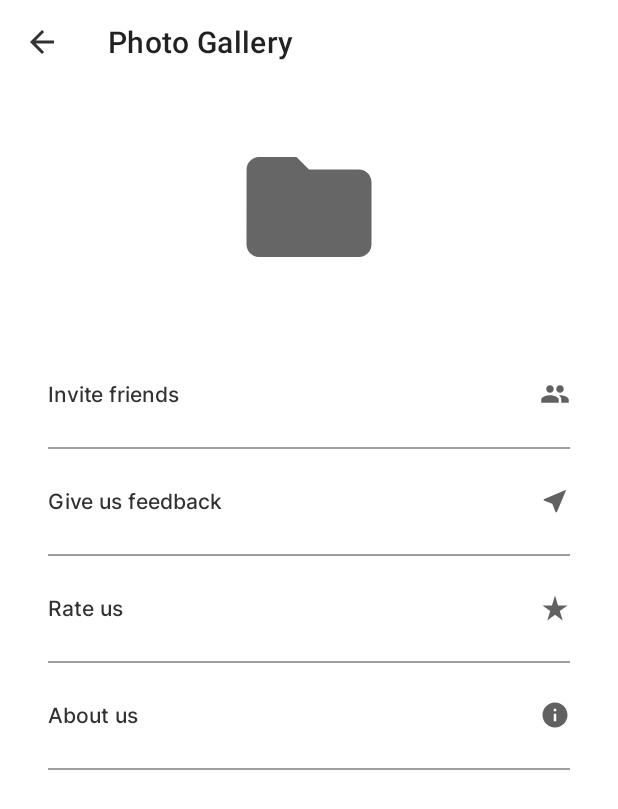
After one commit to doctor-blue/photo-gallery, an Android app built with Jetpack Compose: the layout fragment_setting.xml on its own in the app's theme, with its tools: preview values and no code run, on a phone screen of 412 x 824 dp. The commit adds this screen. Shown: the top 809 px of the screen. Run offline under Robolectric (Android 15) with nearby library versions, the phone set to English and light mode, and no system bars.

Commit message:
fix ui + add setting screen

```diff
--- a/app/src/main/java/com/devcomentry/photogallery/presention/albums/AlbumAdapter.kt
+++ b/app/src/main/java/com/devcomentry/photogallery/presention/albums/AlbumAdapter.kt
@@ -23,8 +23,12 @@ class AlbumAdapter(
         override fun onBind(item: FolderDetail) {
             binding.apply {
                 txtFolderName.text = item.folder.name
-                txtFolderSize.text = item.folder.size.toString()
+                if (item.imageFiles.size > 1)
+                    txtFileCount.text = item.imageFiles.size.toString() + " files"
+                else
+                    txtFileCount.text = item.imageFiles.size.toString() + " file"
                 Glide.with(context).load(item.imageFiles[0].uri).into(imgFile)
+                txtFolderSize.text = item.folderSize.toString() + " MB"
             }
         }
     }
--- a/app/src/main/java/com/devcomentry/photogallery/presention/albums/FolderDetail.kt
+++ b/app/src/main/java/com/devcomentry/photogallery/presention/albums/FolderDetail.kt
@@ -5,5 +5,6 @@ import com.devcomentry.photogallery.domain.model.Folder
 
 data class FolderDetail(
     var folder: Folder,
-    var imageFiles: List<FileModel>
+    var imageFiles: List<FileModel>,
+    var folderSize: Float
 )
--- /dev/null
+++ b/app/src/main/res/drawable/ic_arrow_back.xml
@@ -0,0 +1,5 @@
+<vector android:height="24dp" android:tint="#323232"
+    android:viewportHeight="24" android:viewportWidth="24"
+    android:width="24dp" xmlns:android="http://schemas.android.com/apk/res/android">
+    <path android:fillColor="@color/icon_light" android:pathData="M20,11H7.83l5.59,-5.59L12,4l-8,8 8,8 1.41,-1.41L7.83,13H20v-2z"/>
+</vector>
--- /dev/null
+++ b/app/src/main/res/drawable/ic_feedback.xml
@@ -0,0 +1,5 @@
+<vector android:height="24dp" android:tint="#323232"
+    android:viewportHeight="24" android:viewportWidth="24"
+    android:width="24dp" xmlns:android="http://schemas.android.com/apk/res/android">
+    <path android:fillColor="@android:color/white" android:pathData="M21,3L3,10.53v0.98l6.84,2.65L12.48,21h0.98L21,3z"/>
+</vector>
--- /dev/null
+++ b/app/src/main/res/drawable/ic_friends.xml
@@ -0,0 +1,5 @@
+<vector android:height="24dp" android:tint="#323232"
+    android:viewportHeight="24" android:viewportWidth="24"
+    android:width="24dp" xmlns:android="http://schemas.android.com/apk/res/android">
+    <path android:fillColor="@android:color/white" android:pathData="M16,11c1.66,0 2.99,-1.34 2.99,-3S17.66,5 16,5c-1.66,0 -3,1.34 -3,3s1.34,3 3,3zM8,11c1.66,0 2.99,-1.34 2.99,-3S9.66,5 8,5C6.34,5 5,6.34 5,8s1.34,3 3,3zM8,13c-2.33,0 -7,1.17 -7,3.5L1,19h14v-2.5c0,-2.33 -4.67,-3.5 -7,-3.5zM16,13c-0.29,0 -0.62,0.02 -0.97,0.05 1.16,0.84 1.97,1.97 1.97,3.45L17,19h6v-2.5c0,-2.33 -4.67,-3.5 -7,-3.5z"/>
+</vector>
--- /dev/null
+++ b/app/src/main/res/drawable/ic_info.xml
@@ -0,0 +1,5 @@
+<vector android:height="24dp" android:tint="#323232"
+    android:viewportHeight="24" android:viewportWidth="24"
+    android:width="24dp" xmlns:android="http://schemas.android.com/apk/res/android">
+    <path android:fillColor="@android:color/white" android:pathData="M12,2C6.48,2 2,6.48 2,12s4.48,10 10,10 10,-4.48 10,-10S17.52,2 12,2zM13,17h-2v-6h2v6zM13,9h-2L11,7h2v2z"/>
+</vector>
--- /dev/null
+++ b/app/src/main/res/drawable/ic_star.xml
@@ -0,0 +1,5 @@
+<vector android:height="24dp" android:tint="#323232"
+    android:viewportHeight="24" android:viewportWidth="24"
+    android:width="24dp" xmlns:android="http://schemas.android.com/apk/res/android">
+    <path android:fillColor="@android:color/white" android:pathData="M14.43,10l-2.43,-8l-2.43,8l-7.57,0l6.18,4.41l-2.35,7.59l6.17,-4.69l6.18,4.69l-2.35,-7.59l6.17,-4.41z"/>
+</vector>
--- /dev/null
+++ b/app/src/main/res/layout/fragment_setting.xml
@@ -0,0 +1,199 @@
+<?xml version="1.0" encoding="utf-8"?>
+<layout xmlns:android="http://schemas.android.com/apk/res/android"
+    xmlns:app="http://schemas.android.com/apk/res-auto">
+
+    <data>
+
+    </data>
+
+    <androidx.constraintlayout.widget.ConstraintLayout
+        android:layout_width="match_parent"
+        android:layout_height="match_parent">
+
+        <com.google.android.material.appbar.AppBarLayout
+            android:id="@+id/app_bar"
+            android:layout_width="match_parent"
+            android:layout_height="wrap_content"
+            app:elevation="0dp"
+            app:layout_constraintTop_toTopOf="parent">
+
+            <androidx.appcompat.widget.Toolbar
+                android:id="@+id/toolbar"
+                android:layout_width="match_parent"
+                android:layout_height="wrap_content"
+                app:navigationIcon="@drawable/ic_arrow_back"
+                app:title="@string/app_name" />
+
+        </com.google.android.material.appbar.AppBarLayout>
+
+        <LinearLayout
+            android:id="@+id/ll_app_icon"
+            android:layout_width="match_parent"
+            android:layout_height="wrap_content"
+            android:layout_marginTop="@dimen/space_screen_small"
+            android:gravity="center"
+            android:orientation="vertical"
+            android:padding="@dimen/space_screen_small"
+            app:layout_constraintTop_toBottomOf="@id/app_bar">
+
+            <ImageView
+                android:layout_width="100dp"
+                android:layout_height="100dp"
+                android:src="@drawable/ic_folder" />
+
+        </LinearLayout>
+
+        <ScrollView
+            android:layout_width="match_parent"
+            android:layout_height="wrap_content"
+            android:layout_marginTop="@dimen/space_screen_normal"
+            app:layout_constraintTop_toBottomOf="@+id/ll_app_icon">
+
+            <LinearLayout
+                android:layout_width="match_parent"
+                android:layout_height="wrap_content"
+                android:orientation="vertical"
+                android:paddingHorizontal="@dimen/space_screen_small">
+
+                <LinearLayout
+                    android:id="@+id/ll_invite_friends"
+                    android:layout_width="match_parent"
+                    android:layout_height="wrap_content"
+                    android:background="?attr/selectableItemBackground"
+                    android:clickable="true"
+                    android:focusable="true"
+                    android:gravity="center_vertical"
+                    android:minHeight="70dp"
+                    android:orientation="horizontal"
+                    android:paddingHorizontal="@dimen/space_screen_small">
+
+                    <TextView
+                        android:layout_width="0dp"
+                        android:layout_height="wrap_content"
+                        android:layout_weight="1"
+                        android:fontFamily="@font/inter_medium_500"
+                        android:text="@string/invite_friends"
+                        android:textColor="@color/text_light" />
+
+                    <ImageView
+                        android:layout_width="20dp"
+                        android:layout_height="20dp"
+                        android:src="@drawable/ic_friends"
+                        app:tint="@color/grey_700" />
+
+                </LinearLayout>
+
+                <View
+                    android:layout_width="match_parent"
+                    android:layout_height="1dp"
+                    android:layout_marginHorizontal="@dimen/space_screen_small"
+                    android:background="@color/grey_500" />
+
+                <LinearLayout
+                    android:id="@+id/ll_feedback"
+                    android:layout_width="match_parent"
+                    android:layout_height="wrap_content"
+                    android:background="?attr/selectableItemBackground"
+                    android:clickable="true"
+                    android:focusable="true"
+                    android:gravity="center_vertical"
+                    android:minHeight="70dp"
+                    android:orientation="horizontal"
+                    android:paddingHorizontal="@dimen/space_screen_small">
+
+                    <TextView
+                        android:layout_width="0dp"
+                        android:layout_height="wrap_content"
+                        android:layout_weight="1"
+                        android:fontFamily="@font/inter_medium_500"
+                        android:text="@string/give_feedback"
+                        android:textColor="@color/text_light" />
+
+                    <ImageView
+                        android:layout_width="20dp"
+                        android:layout_height="20dp"
+                        android:src="@drawable/ic_feedback"
+                        app:tint="@color/grey_700" />
+
+                </LinearLayout>
+
+                <View
+                    android:layout_width="match_parent"
+                    android:layout_height="1dp"
+                    android:layout_marginHorizontal="@dimen/space_screen_small"
+                    android:background="@color/grey_500" />
+
+                <LinearLayout
+                    android:id="@+id/ll_rate"
+                    android:layout_width="match_parent"
+                    android:layout_height="wrap_content"
+                    android:background="?attr/selectableItemBackground"
+                    android:clickable="true"
+                    android:focusable="true"
+                    android:gravity="center_vertical"
+                    android:minHeight="70dp"
+                    android:orientation="horizontal"
+                    android:paddingHorizontal="@dimen/space_screen_small">
+
+                    <TextView
+                        android:layout_width="0dp"
+                        android:layout_height="wrap_content"
+                        android:layout_weight="1"
+                        android:fontFamily="@font/inter_medium_500"
+                        android:text="@string/rate_us"
+                        android:textColor="@color/text_light" />
+
+                    <ImageView
+                        android:layout_width="20dp"
+                        android:layout_height="20dp"
+                        android:src="@drawable/ic_star"
+                        app:tint="@color/grey_700" />
+
+                </LinearLayout>
+
+                <View
+                    android:layout_width="match_parent"
+                    android:layout_height="1dp"
+                    android:layout_marginHorizontal="@dimen/space_screen_small"
+                    android:background="@color/grey_500" />
+
+                <LinearLayout
+                    android:id="@+id/ll_about_us"
+                    android:layout_width="match_parent"
+                    android:layout_height="wrap_content"
+                    android:background="?attr/selectableItemBackground"
+                    android:clickable="true"
+                    android:focusable="true"
+                    android:gravity="center_vertical"
+                    android:minHeight="70dp"
+                    android:orientation="horizontal"
+                    android:paddingHorizontal="@dimen/space_screen_small">
+
+                    <TextView
+                        android:layout_width="0dp"
+                        android:layout_height="wrap_content"
+                        android:layout_weight="1"
+                        android:fontFamily="@font/inter_medium_500"
+                        android:text="@string/about_us"
+                        android:textColor="@color/text_light" />
+
+                    <ImageView
+                        android:layout_width="20dp"
+                        android:layout_height="20dp"
+                        android:src="@drawable/ic_info"
+                        app:tint="@color/grey_700" />
+
+                </LinearLayout>
+
+                <View
+                    android:layout_width="match_parent"
+                    android:layout_height="1dp"
+                    android:layout_marginHorizontal="@dimen/space_screen_small"
+                    android:background="@color/grey_500" />
+
+            </LinearLayout>
+
+        </ScrollView>
+
+    </androidx.constraintlayout.widget.ConstraintLayout>
+</layout>
--- a/app/src/main/res/menu/album_menu.xml
+++ b/app/src/main/res/menu/album_menu.xml
@@ -9,7 +9,4 @@
     <item
         android:id="@+id/mnu_settings"
         android:title="@string/settings" />
-    <item
-        android:id="@+id/mnu_favorites"
-        android:title="@string/favorites" />
 </menu>
--- a/app/src/main/res/values/strings.xml
+++ b/app/src/main/res/values/strings.xml
@@ -21,4 +21,10 @@
     <string name="alert">Alert!</string>
     <string name="ask_storage_permission_message">Allow Photo Gallery access to show your photos</string>
     <string name="allow">Allow</string>
+    <string name="file">file</string>
+    <string name="files">files</string>
+    <string name="invite_friends">Invite friends</string>
+    <string name="give_feedback">Give us feedback</string>
+    <string name="rate_us">Rate us</string>
+    <string name="about_us">About us</string>
 </resources>
```
Also changed, not shown: app/src/main/java/com/devcomentry/photogallery/presention/albums/AlbumsFragment.kt (+7 -5 lines), app/src/main/java/com/devcomentry/photogallery/presention/settings/SettingFragment.kt (added, +55 -0 lines), app/src/main/res/layout/album_folder_item.xml (+35 -10 lines), app/src/main/res/layout/fragment_albums.xml (+10 -7 lines), app/src/main/res/navigation/nav_graph_main.xml (+12 -1 lines).
